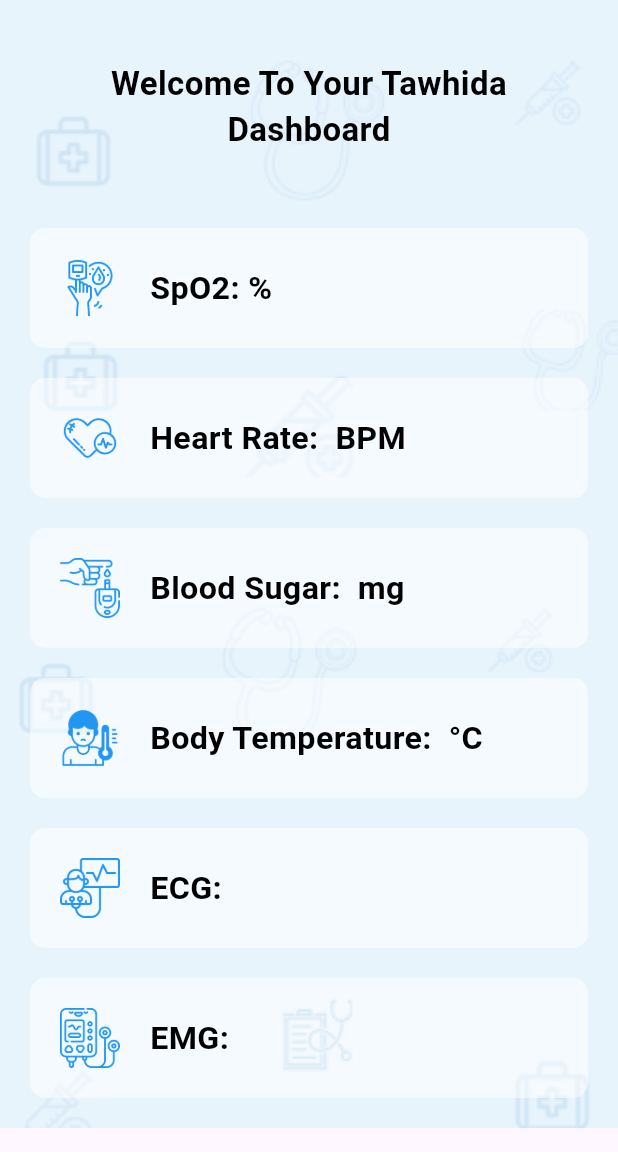
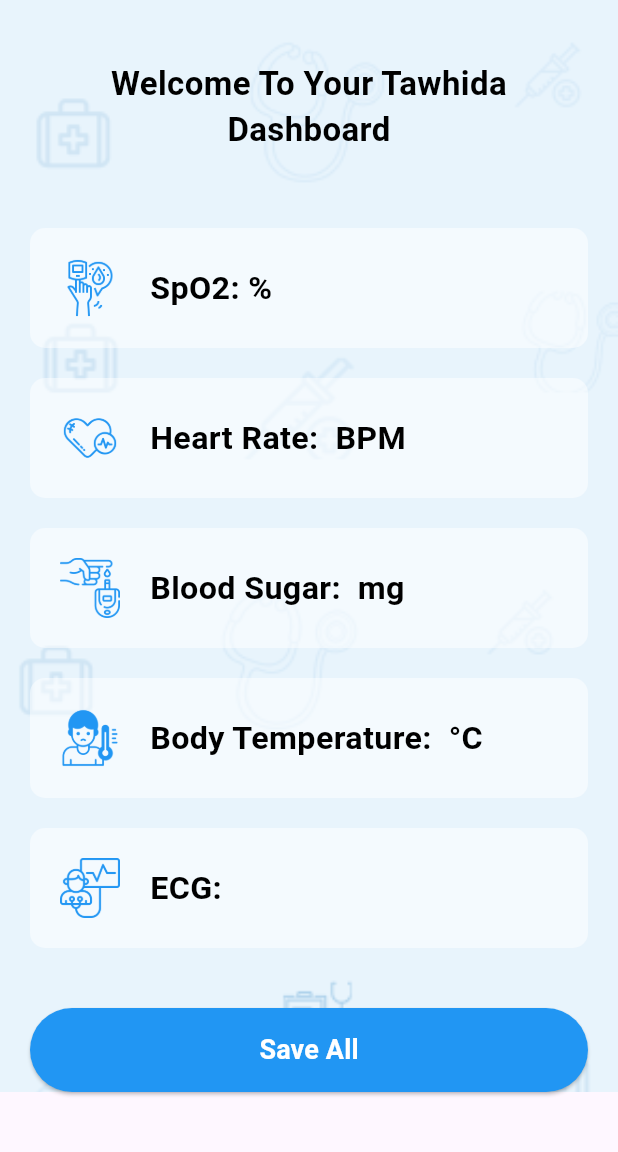
Before and after one commit to icvf/login, a Flutter app: the dashBorad screen opened directly, on a phone screen of 412 x 824 dp, the part 84-1236 px from its top. Run offline on Flutter 3.47's test engine with Material 3 defaults, Android fonts, the phone set to English and light mode, and no system bars; our stand-ins replace cloud_firestore, firebase_auth, firebase_core, fl_chart, fluttertoast, intl_phone_number_input and 3 more; missing offline and left inert: flutter_reactive_ble; accounts and stored records are empty; project files that could hold a hidden picture were left out.

Commit message:
dashbord done

```diff
--- a/lib/pages/dashbord.dart
+++ b/lib/pages/dashbord.dart
@@ -1,6 +1,7 @@
 import 'package:cloud_firestore/cloud_firestore.dart';
 import 'package:firebase_auth/firebase_auth.dart';
 import 'package:flutter/material.dart';
+import 'package:tawhida_login/pages/save.dart';
 import 'package:tawhida_login/side_nav/navigation.dart'; // Adjust import as necessary for your project structure
 
 class dashBorad extends StatelessWidget {
@@ -8,7 +9,7 @@ class dashBorad extends StatelessWidget {
 
   final String userId = FirebaseAuth.instance.currentUser?.uid ??
       'defaultUserId'; // Fallback to a default user ID if none is found
-
+  final Map<String, String> sensorData = {}; // Map to store sensor data
   @override
   Widget build(BuildContext context) {
     return Scaffold(
@@ -59,7 +60,28 @@ class dashBorad extends StatelessWidget {
                 sensorTile('Body Temperature', userId, 'temperature',
                     'lib/images/TC.png', ' °C'),
                 sensorTile('ECG', userId, 'ecg', 'lib/images/ECG.png', ''),
-                sensorTile('EMG', userId, 'emg', 'lib/images/EMG.png', ''),
+                const SizedBox(height: 20),
+                ElevatedButton(
+                  onPressed: () async {
+                    Save save = Save(userId);
+                    await save.saveData(sensorData);
+                    ScaffoldMessenger.of(context).showSnackBar(
+                      SnackBar(content: Text('Data saved successfully')),
+                    );
+                  },
+                  style: ElevatedButton.styleFrom(
+                    backgroundColor: Colors.blue,
+                    padding: const EdgeInsets.symmetric(vertical: 15),
+                  ),
+                  child: const Text(
+                    'Save All',
+                    style: TextStyle(
+                      color: Colors.white,
+                      fontSize: 18,
+                      fontWeight: FontWeight.bold,
+                    ),
+                  ),
+                ),
               ],
             ),
           ),
@@ -81,6 +103,10 @@ class dashBorad extends StatelessWidget {
             var data = snapshot.data!.data()!;
             var value =
                 data[field] != null ? '${data[field]}$unit' : 'Unavailable';
+
+            // Store the sensor data in the map
+            sensorData[field] = data[field]?.toString() ?? 'Unavailable';
+
             return Container(
               margin: const EdgeInsets.only(bottom: 20),
               padding: const EdgeInsets.all(20),
```
Also changed, not shown: lib/pages/save.dart (added, +31 -0 lines).
